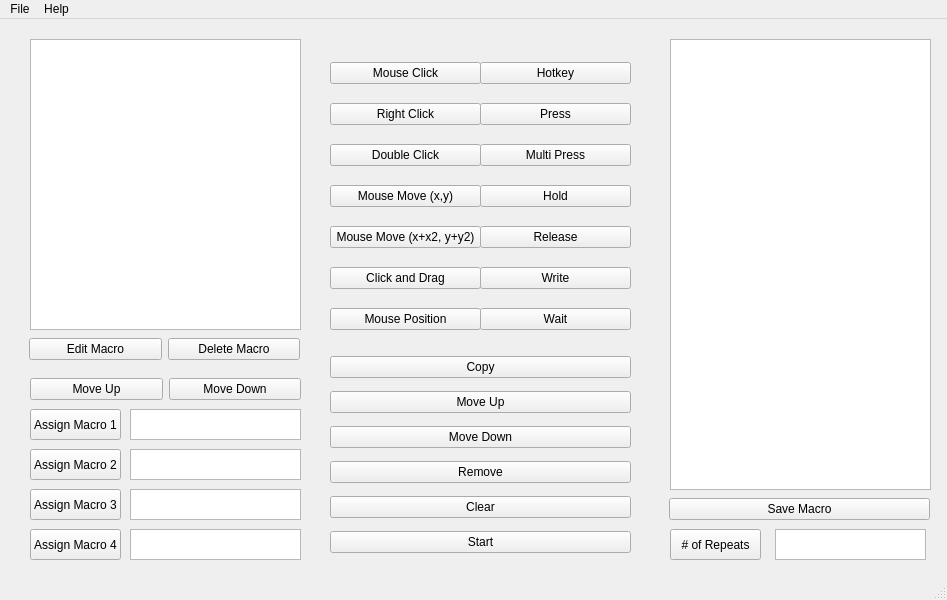
The window that Interfaces/MacrosUI.ui (Frodorossi/Macro-Program) describes before a commit, drawn with Qt 5.
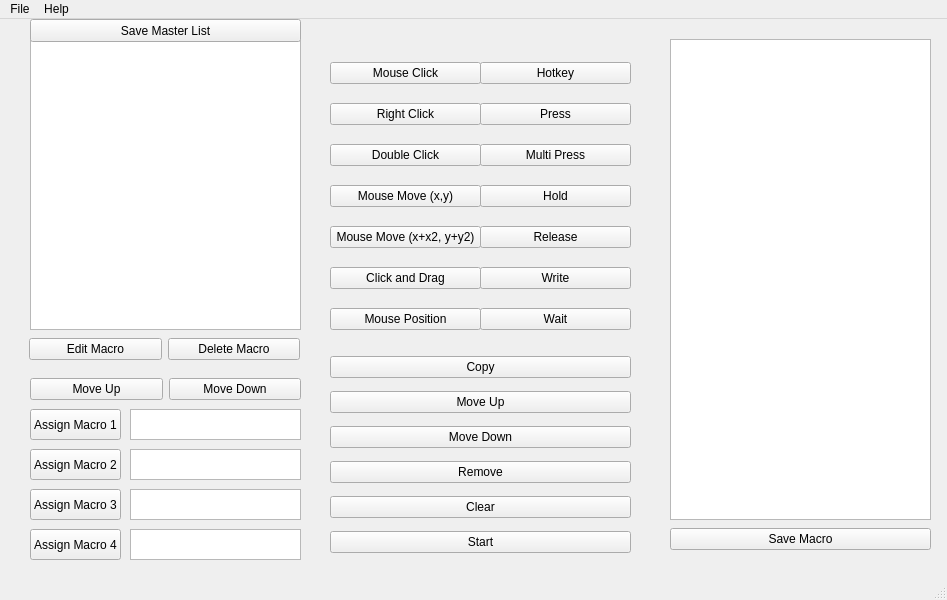
The same window after the commit.

Commit message:
Persistent Memory
Memory is persistent for master list and armed macros. some clean up

```diff
--- a/Interfaces/MacrosUI.ui
+++ b/Interfaces/MacrosUI.ui
@@ -26,7 +26,7 @@
       <x>670</x>
       <y>20</y>
       <width>261</width>
-      <height>451</height>
+      <height>481</height>
      </rect>
     </property>
    </widget>
@@ -209,34 +209,11 @@
      </item>
     </layout>
    </widget>
-   <widget class="QListWidget" name="Repeats">
-    <property name="geometry">
-     <rect>
-      <x>775</x>
-      <y>510</y>
-      <width>151</width>
-      <height>31</height>
-     </rect>
-    </property>
-   </widget>
-   <widget class="QPushButton" name="bRepeats">
-    <property name="geometry">
-     <rect>
-      <x>670</x>
-      <y>510</y>
-      <width>91</width>
-      <height>31</height>
-     </rect>
-    </property>
-    <property name="text">
-     <string># of Repeats</string>
-    </property>
-   </widget>
    <widget class="QWidget" name="horizontalLayoutWidget">
     <property name="geometry">
      <rect>
-      <x>669</x>
-      <y>470</y>
+      <x>670</x>
+      <y>500</y>
       <width>261</width>
       <height>41</height>
      </rect>
@@ -405,6 +382,19 @@
      </item>
     </layout>
    </widget>
+   <widget class="QPushButton" name="bSaveMasterList">
+    <property name="geometry">
+     <rect>
+      <x>30</x>
+      <y>0</y>
+      <width>271</width>
+      <height>23</height>
+     </rect>
+    </property>
+    <property name="text">
+     <string>Save Master List</string>
+    </property>
+   </widget>
   </widget>
   <widget class="QMenuBar" name="menubar">
    <property name="geometry">
```
The commit also changes 2 other files.
